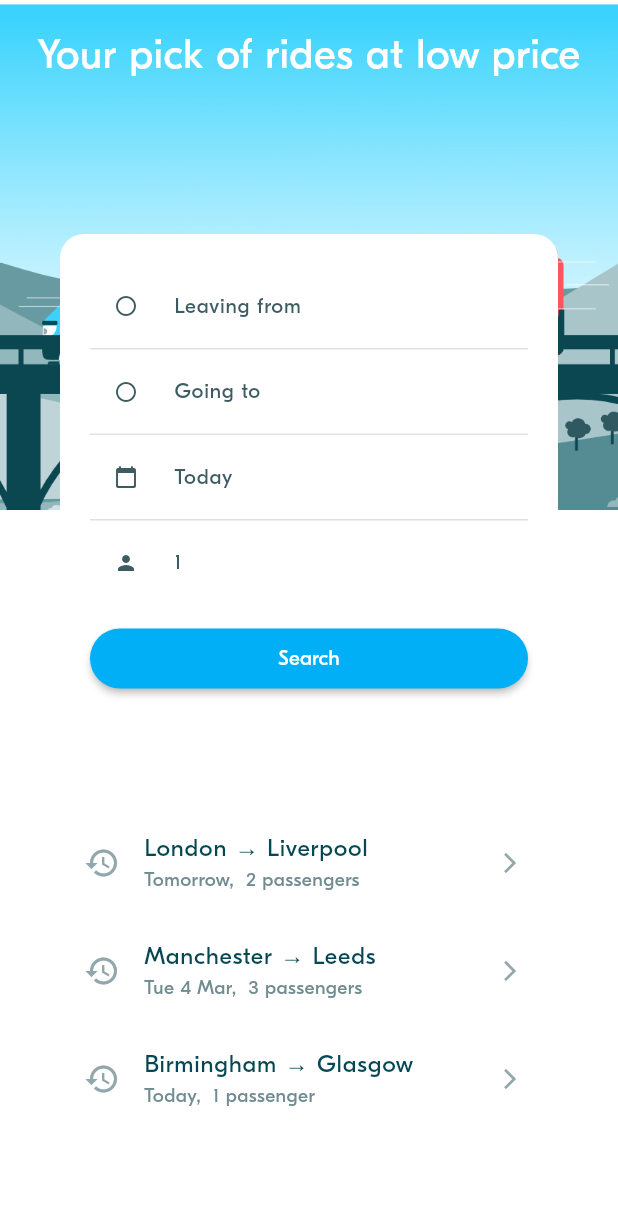
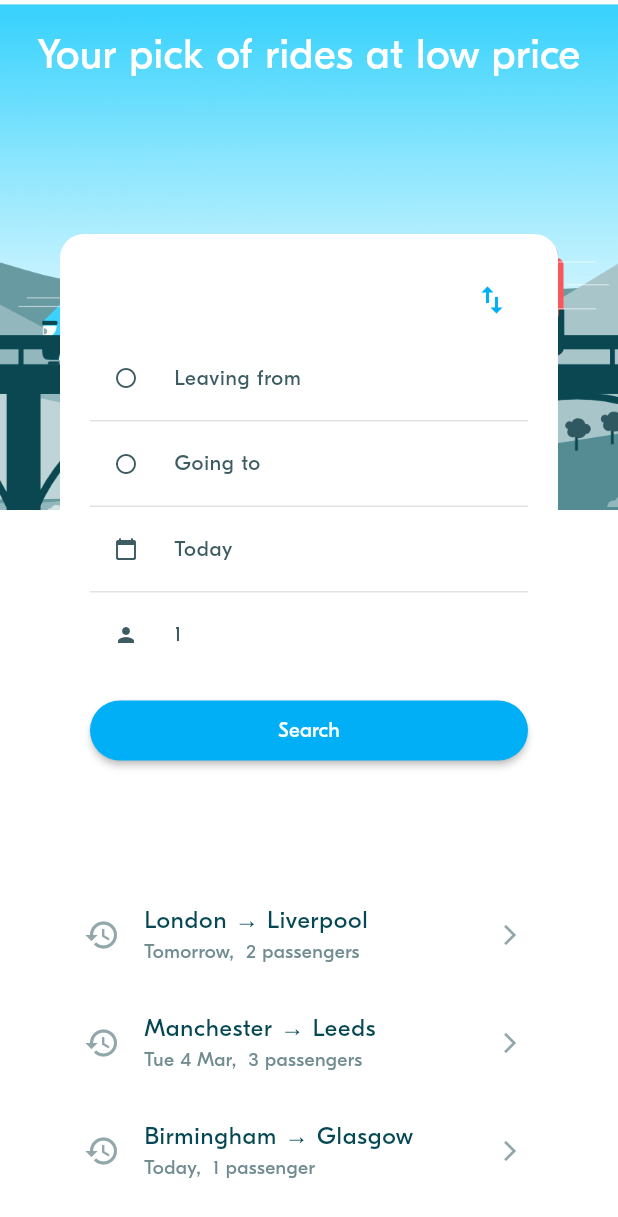
Before and after one commit to ChayLimm/W3-PRACTICE, a Flutter app: the screen it shows after launch, on a phone screen of 412 x 824 dp. Shown: the top 1217 px of the screen. Run offline on Flutter 3.47's test engine with Material 3 defaults, Android fonts, the phone set to English and light mode, and no system bars; project files that could hold a hidden picture were left out.

Commit message:
I added a Swap Location button in ride_pref_form

```diff
--- a/lib/screens/ride_pref/widgets/ride_pref_form.dart
+++ b/lib/screens/ride_pref/widgets/ride_pref_form.dart
@@ -143,6 +143,11 @@ class _RidePrefFormState extends State<RidePrefForm> {
         mainAxisAlignment: MainAxisAlignment.start,
         crossAxisAlignment: CrossAxisAlignment.stretch,
         children: [
+          Row(mainAxisAlignment: MainAxisAlignment.end,
+            children: [
+              IconButton(onPressed: swapLocations, icon: Icon(Icons.swap_vert,color: BlaColors.primary,))
+            ],
+          ),
           // 1 - Leaving from Listtile
           LocationPickerField(
             hint: "Leaving from",
```
